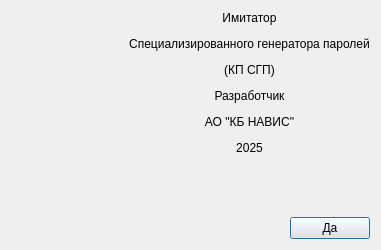
Old version of the form src/AboutDialog.ui in the repository m6v/sgp.
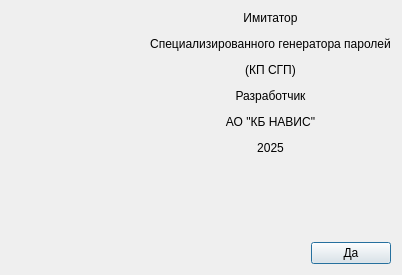
New version of the form. Icons and pictures are not drawn.

The edit to the form file:
```diff
--- a/src/AboutDialog.ui
+++ b/src/AboutDialog.ui
@@ -6,8 +6,8 @@
    <rect>
     <x>0</x>
     <y>0</y>
-    <width>381</width>
-    <height>250</height>
+    <width>402</width>
+    <height>275</height>
    </rect>
   </property>
   <property name="windowTitle">
```
Left out of the diff: 6 changed lines with no effect on the pictures.
